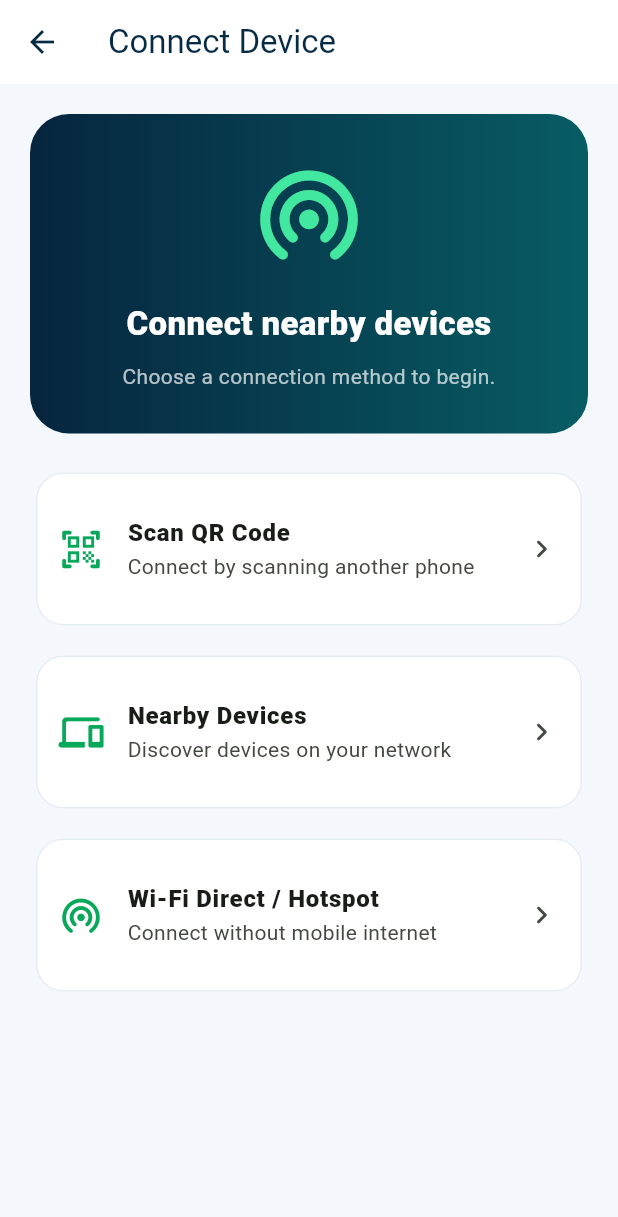
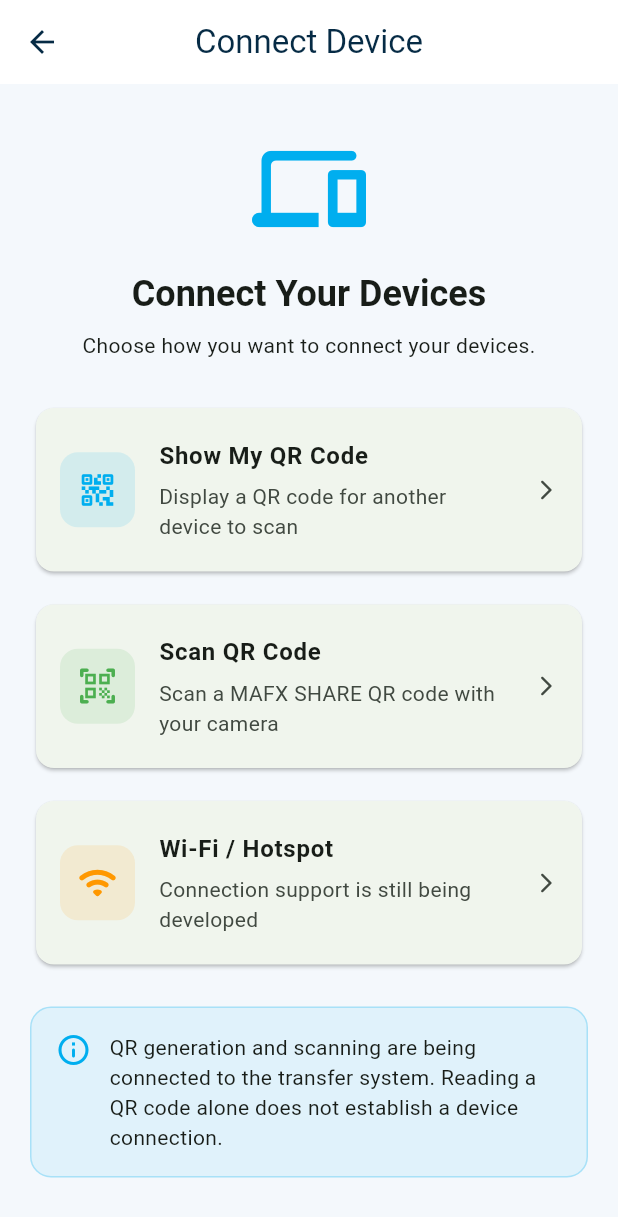
Before and after one commit to powerfannetwork-hub/MAFX-SHARE, a Flutter app: the ConnectScreen screen opened directly, on a phone screen of 412 x 824 dp. Shown: the top 1217 px of the screen. Run offline on Flutter 3.47's test engine with Material 3 defaults, Android fonts, the phone set to English and light mode, and no system bars; our stand-ins replace qr_flutter; missing offline and left inert: mobile_scanner.

Commit message:
Implement QR code scanning and UI improvements
Added QR code scanning functionality and updated UI elements.

```diff
--- a/lib/screens/connect_screen.dart
+++ b/lib/screens/connect_screen.dart
@@ -1,89 +1,164 @@
 import 'package:flutter/material.dart';
 import '../theme/app_theme.dart';
+import 'qr_screen.dart';
+import 'scan_qr_screen.dart';
 
 class ConnectScreen extends StatelessWidget {
   const ConnectScreen({super.key});
+
+  Future<void> _scanQr(BuildContext context) async {
+    final result = await Navigator.push<Map<String, dynamic>>(
+      context,
+      MaterialPageRoute(
+        builder: (_) => const ScanQrScreen(),
+      ),
+    );
+
+    if (!context.mounted || result == null) return;
+
+    final mode = result['mode'] == '5G_PLUS' ? '5G+' : 'Standard';
+    final session = result['session']?.toString() ?? '';
+
+    showDialog<void>(
+      context: context,
+      builder: (dialogContext) => AlertDialog(
+        title: const Text('QR Code Recognized'),
+        content: Text(
+          'Mode: $mode\n\n'
+          'Session: $session\n\n'
+          'An gano QR code ɗin MAFX SHARE. '
+          'Haɗin na’urori da tura fayiloli ba su kammala ba tukuna.',
+        ),
+        actions: [
+          TextButton(
+            onPressed: () => Navigator.pop(dialogContext),
+            child: const Text('OK'),
+          ),
+        ],
+      ),
+    );
+  }
+
+  void _showMyQr(BuildContext context) {
+    Navigator.push(
+      context,
+      MaterialPageRoute(
+        builder: (_) => const QrScreen(),
+      ),
+    );
+  }
+
+  void _showInfo(BuildContext context, String title, String message) {
+    showDialog<void>(
+      context: context,
+      builder: (dialogContext) => AlertDialog(
+        title: Text(title),
+        content: Text(message),
+        actions: [
+          TextButton(
+            onPressed: () => Navigator.pop(dialogContext),
+            child: const Text('OK'),
+          ),
+        ],
+      ),
+    );
+  }
 
   @override
   Widget build(BuildContext context) {
     return Scaffold(
       appBar: AppBar(
         title: const Text('Connect Device'),
+        centerTitle: true,
       ),
       body: ListView(
         padding: const EdgeInsets.all(20),
         children: [
+          const SizedBox(height: 12),
+          const Icon(
+            Icons.devices_rounded,
+            size: 76,
+            color: Color(0xFF00AEEF),
+          ),
+          const SizedBox(height: 16),
+          Text(
+            'Connect Your Devices',
+            textAlign: TextAlign.center,
+            style: Theme.of(context).textTheme.headlineSmall?.copyWith(
+                  fontWeight: FontWeight.bold,
+                ),
+          ),
+          const SizedBox(height: 8),
+          Text(
+            'Choose how you want to connect your devices.',
+            textAlign: TextAlign.center,
+            style: Theme.of(context).textTheme.bodyMedium,
+          ),
+          const SizedBox(height: 28),
+
+          _ConnectOption(
+            icon: Icons.qr_code_2_rounded,
+            title: 'Show My QR Code',
+            subtitle: 'Display a QR code for another device to scan',
+            color: const Color(0xFF00AEEF),
+            onTap: () => _showMyQr(context),
+          ),
+
+          const SizedBox(height: 14),
+
+          _ConnectOption(
+            icon: Icons.qr_code_scanner_rounded,
+            title: 'Scan QR Code',
+            subtitle: 'Scan a MAFX SHARE QR code with your camera',
+            color: Colors.green,
+            onTap: () => _scanQr(context),
+          ),
+
+          const SizedBox(height: 14),
+
+          _ConnectOption(
+            icon: Icons.wifi_rounded,
+            title: 'Wi-Fi / Hotspot',
+            subtitle: 'Connection support is still being developed',
+            color: Colors.orange,
+            onTap: () => _showInfo(
+              context,
+              'Wi-Fi / Hotspot',
+              'The actual device connection and file-transfer service '
+                  'has not been implemented yet.',
+            ),
+          ),
+
+          const SizedBox(height: 24),
+
           Container(
-            padding: const EdgeInsets.all(28),
+            padding: const EdgeInsets.all(16),
             decoration: BoxDecoration(
-              gradient: const LinearGradient(
-                colors: [
-                  Color(0xFF06253E),
-                  Color(0xFF075C64),
-                ],
+              color: const Color(0xFF00AEEF).withValues(alpha: 0.08),
+              borderRadius: BorderRadius.circular(14),
+              border: Border.all(
+                color: const Color(0xFF00AEEF).withValues(alpha: 0.25),
               ),
-              borderRadius: BorderRadius.circular(26),
             ),
-            child: const Column(
+            child: const Row(
+              crossAxisAlignment: CrossAxisAlignment.start,
               children: [
                 Icon(
-                  Icons.wifi_tethering_rounded,
-                  color: Color(0xFF43E8A0),
-                  size: 78,
+                  Icons.info_outline_rounded,
+                  color: Color(0xFF00AEEF),
                 ),
-                SizedBox(height: 18),
-                Text(
-                  'Connect nearby devices',
-                  textAlign: TextAlign.center,
-                  style: TextStyle(
-                    color: Colors.white,
-                    fontSize: 22,
-                    fontWeight: FontWeight.w900,
-                  ),
-                ),
-                SizedBox(height: 10),
-                Text(
-                  'Choose a connection method to begin.',
-                  textAlign: TextAlign.center,
-                  style: TextStyle(
-                    color: Colors.white70,
+                SizedBox(width: 12),
+                Expanded(
+                  child: Text(
+                    'QR generation and scanning are being connected '
+                    'to the transfer system. Reading a QR code alone '
+                    'does not establish a device connection.',
                   ),
                 ),
               ],
             ),
           ),
-          const SizedBox(height: 22),
-          _ConnectOption(
-            icon: Icons.qr_code_scanner_rounded,
-            title: 'Scan QR Code',
-            subtitle: 'Connect by scanning another phone',
-            onTap: () => _showComingSoon(context),
-          ),
-          const SizedBox(height: 12),
-          _ConnectOption(
-            icon: Icons.devices_rounded,
-            title: 'Nearby Devices',
-            subtitle: 'Discover devices on your network',
-            onTap: () => _showComingSoon(context),
-          ),
-          const SizedBox(height: 12),
-          _ConnectOption(
-            icon: Icons.wifi_tethering_rounded,
-            title: 'Wi-Fi Direct / Hotspot',
-            subtitle: 'Connect without mobile internet',
-            onTap: () => _showComingSoon(context),
-          ),
         ],
-      ),
-    );
-  }
-
-  void _showComingSoon(BuildContext context) {
-    ScaffoldMessenger.of(context).showSnackBar(
-      const SnackBar(
-        content: Text(
-          'Connection functionality will be implemented next.',
-        ),
       ),
     );
   }
@@ -93,41 +168,45 @@ class _ConnectOption extends StatelessWidget {
   final IconData icon;
   final String title;
   final String subtitle;
+  final Color color;
   final VoidCallback onTap;
 
   const _ConnectOption({
     required this.icon,
     required this.title,
     required this.subtitle,
+    required this.color,
     required this.onTap,
   });
 
   @override
   Widget build(BuildContext context) {
     return Card(
-      elevation: 0,
-      color: Colors.white,
-      shape: RoundedRectangleBorder(
-        borderRadius: BorderRadius.circular(18),
-        side: const BorderSide(
-          color: Color(0xFFE5EDF4),
+      elevation: 1,
+      clipBehavior: Clip.antiAlias,
+      child: ListTile(
+        contentPadding: const EdgeInsets.symmetric(
+          horizontal: 16,
+          vertical: 12,
         ),
-      ),
-      child: ListTile(
-        contentPadding: const EdgeInsets.all(15),
-        leading: Icon(
-          icon,
-          color: AppTheme.green,
-          size: 30,
+        leading: Container(
+          width: 50,
+          height: 50,
+          decoration: BoxDecoration(
+            color: color.withValues(alpha: 0.12),
+            borderRadius: BorderRadius.circular(12),
+          ),
+          child: Icon(icon, color: color, size: 28),
         ),
         title: Text(
           title,
-          style: const TextStyle(
-            fontWeight: FontWeight.w800,
-          ),
+          style: const TextStyle(fontWeight: FontWeight.bold),
         ),
-        subtitle: Text(subtitle),
-        trailing: const Icon(Icons.chevron_right_rounded),
+        subtitle: Padding(
+          padding: const EdgeInsets.only(top: 5),
+          child: Text(subtitle),
+        ),
+        trailing: const Icon(Icons.arrow_forward_ios_rounded, size: 16),
         onTap: onTap,
       ),
     );
```
